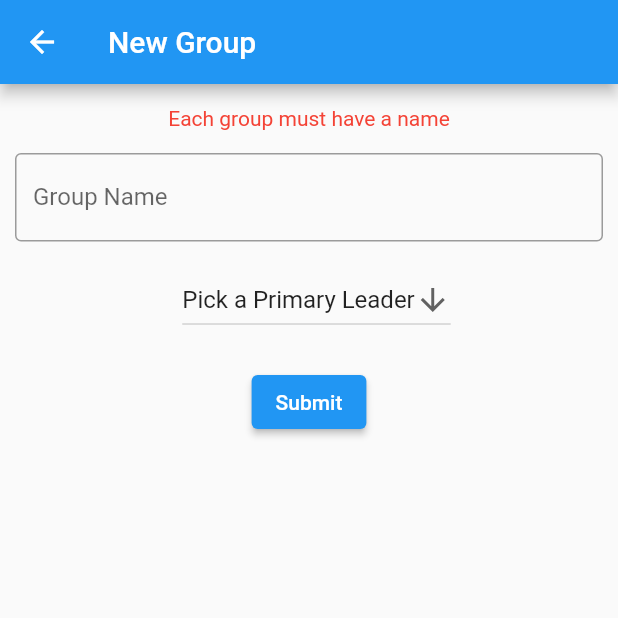
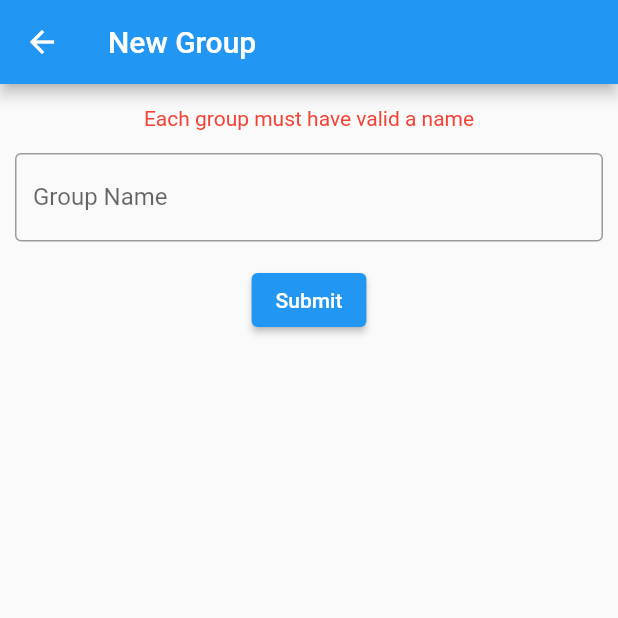
Before and after one commit to kent1313/VBS-Project, a Flutter app: the AddGroup screen opened by its route, after a tap on "Submit", on a phone screen of 412 x 824 dp, the top half of it. Run offline on Flutter 3.47's test engine with Material 2 defaults, Android fonts, the phone set to English and light mode, and no system bars; our stand-ins replace shared_preferences; missing offline and left inert: side_navigation; accounts and stored records are empty.

Commit message:
Fixed the add groups page.

```diff
--- a/vbs_interface/lib/addGroup.dart
+++ b/vbs_interface/lib/addGroup.dart
@@ -66,8 +66,13 @@ class _AddGroupState extends State<AddGroup> {
                             r'[A,B,C,D,E,F,G,H,I,J,K,L,M,N,O,P,Q,R,S,T,U,V,W,X,Y,Z,'
                             r'a,b,c,d,e,f,g,h,i,j,k,l,m,n,o,p,q,r,s,t,u,v,w,x,y,z, ]'))
                       ],
+                      onChanged: (newValue) {
+                        badInput = false;
+                        setState(() {});
+                      },
                     ),
                   ),
+                  /*
                   Align(
                     alignment: Alignment.center,
                     child: Container(
@@ -96,9 +101,14 @@ class _AddGroupState extends State<AddGroup> {
                         )
                     ),
                   ),
-                  ElevatedButton(
-                      onPressed: createKid,
-                      child: const Text('Submit')
+
+                   */
+                  Container(
+                    padding: const EdgeInsets.fromLTRB(0, 10, 0, 0),
+                    child: ElevatedButton(
+                        onPressed: createKid,
+                        child: const Text('Submit')
+                    ),
                   ),
                 ]
             )
@@ -107,16 +117,33 @@ class _AddGroupState extends State<AddGroup> {
   }
 
   createKid() {
-    if (groupName.text == '') {
+    var group = Group();
+    group.groupID = -1;
+    group.groupName = groupName.text;
+    group.mainLeaderID = -1;
+
+    if (groupName.text.length <= 2) {
       badInput = true;
-      message = 'Each group must have a name';
+      message = 'Each group must have valid a name';
+      print('group name is invalid');
       setState(() {});
     } else {
+      /*
       if (mainLeader == 'Pick a Primary Leader') {
         badInput = true;
         message = 'Each group must have a primary leader';
         setState(() {});
+      } else {
+       */
+      if(groupName.text.length >= 25) {
+        badInput = true;
+        message = 'Each group must have valid a name';
+        setState(() {});
+      } else {
+        api.addGroup(context, group);
+        Navigator.pop(context);
       }
+//      }
     }
   }
 }
--- a/vbs_interface/lib/groups.dart
+++ b/vbs_interface/lib/groups.dart
@@ -34,7 +34,7 @@ class _GroupsState extends State<Groups> {
     return Scaffold(
         floatingActionButton: FloatingActionButton(
           onPressed: () {
-            Navigator.pushNamed(context, '/addGroup');
+            Navigator.pushNamed(context, '/addGroup').then((value) => setState(() {}));
           },
           child: Icon(Icons.group_add),
         ),
```
Also changed, not shown: vbs_interface/lib/authorizationData.dart (+9 -0 lines), vbs_server/bin/vbs_server.dart (+14 -0 lines).
